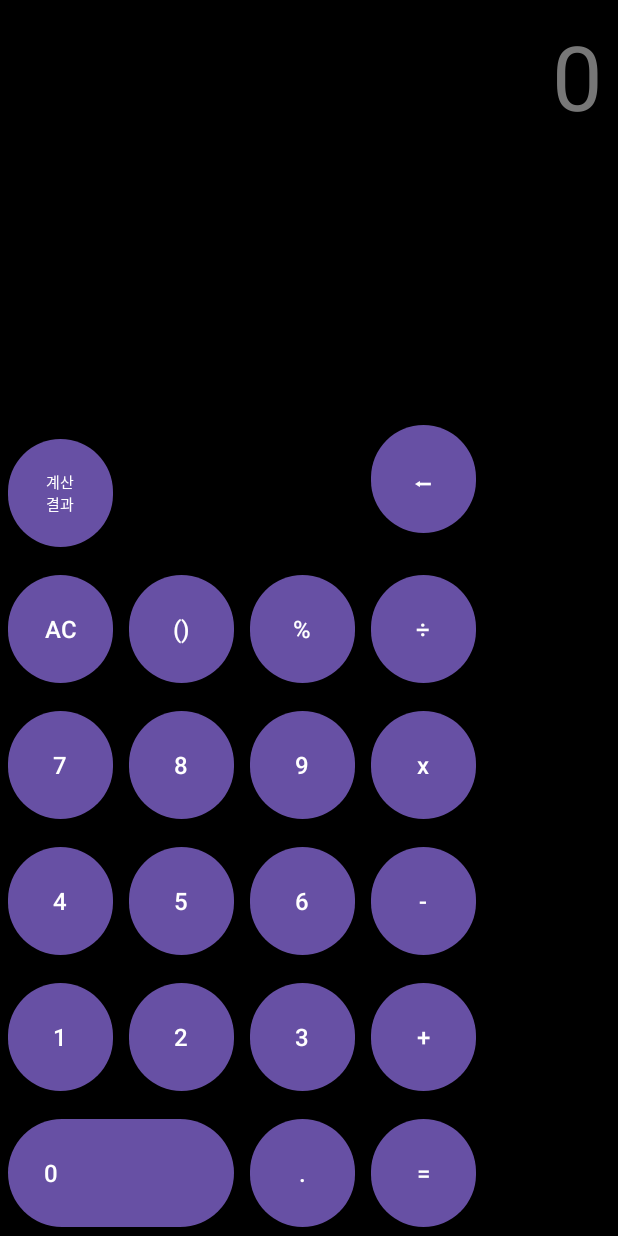
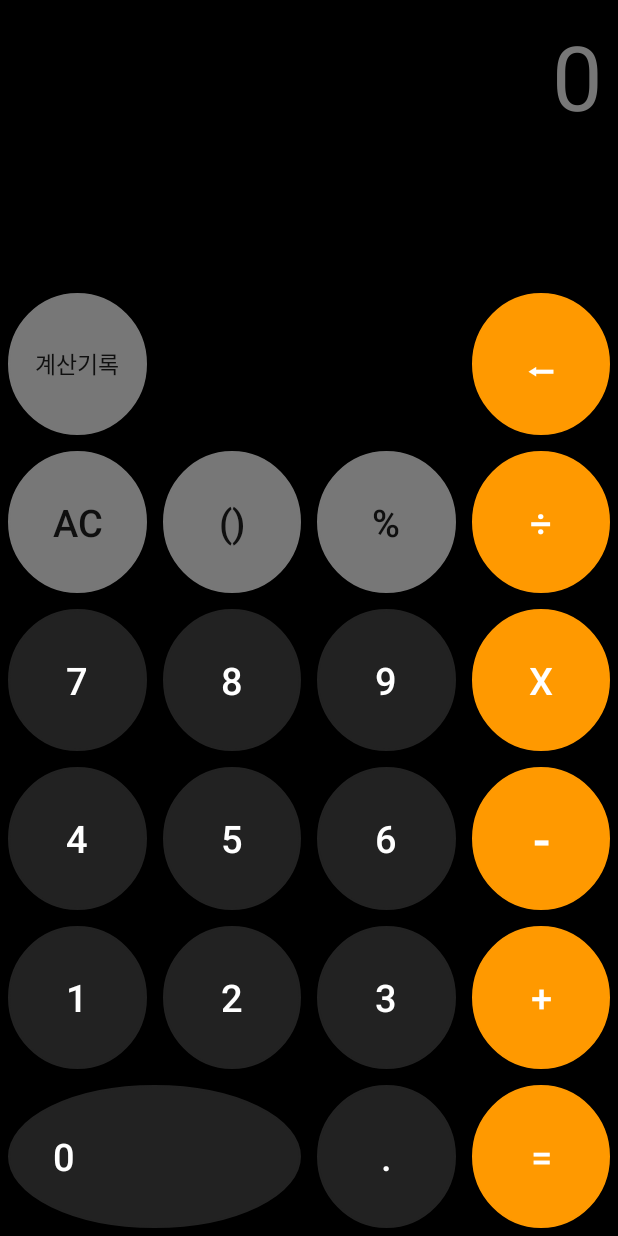
Before and after one commit to sacker419/calculate, an Android app: the layout activity_main.xml on its own in the app's theme, with its tools: preview values and no code run, on a phone screen of 412 x 824 dp. Run offline under Robolectric (Android 15) with nearby library versions, the phone set to English and light mode, and no system bars.

Commit message:
operClick ing line 132

```diff
--- a/app/src/main/java/com/example/calculate/MainActivity.kt
+++ b/app/src/main/java/com/example/calculate/MainActivity.kt
@@ -15,7 +15,7 @@ import java.util.*
 
 class MainActivity : AppCompatActivity() {
 
-    var inputDisplayArray = List<Any>(0) {}
+    var inputDisplayList = List<Any>(0) {}
     var stack = Stack<String>() // stack = []
 
     private lateinit var binding: ActivityMainBinding
@@ -93,53 +93,60 @@ class MainActivity : AppCompatActivity() {
         }
     }
     fun numClick(num: Int){
-        var lastElement = inputDisplayArray.lastOrNull()
-        if(inputDisplayArray.size < 11) {
+        var lastElement = inputDisplayList.lastOrNull()
+        if(inputDisplayList.size < 11) {
             binding.Input.textSize = 60f
-            if (lastElement != null) {
-                inputDisplayArray = inputDisplayArray.plus(num)
-                binding.Input.text = binding.Input.text.toString() + num
-            } else if (inputDisplayArray.size > 2) {
-                if (inputDisplayArray[0] == 0) {
-                    inputDisplayArray = inputDisplayArray.drop(1)
+            if (lastElement == null) {
+                inputDisplayList = inputDisplayList.plus(num)
+                binding.Input.text = inputDisplayList.joinToString("")
+            } else {
+                if (inputDisplayList.size < 2 && inputDisplayList[0] == 0) {
+                    inputDisplayList = inputDisplayList.drop(1)
                     binding.Input.text = binding.Input.text.drop(1)
-                    binding.Input.text = inputDisplayArray.joinToString("")
+                    binding.Input.text = inputDisplayList.joinToString("")
+                } else {
+//                inputDisplayList = inputDisplayList.dropLast(1)
+                    inputDisplayList = inputDisplayList.plus(num)
+                    binding.Input.text = binding.Input.text.toString() + num
                 }
-            } else {
-//                inputDisplayArray = inputDisplayArray.dropLast(1)
-                inputDisplayArray = inputDisplayArray.plus(num)
-                binding.Input.text = inputDisplayArray.joinToString("")
             }
-//                inputDisplayArray += num.toString()
+//                inputDisplayList += num.toString()
         } else {
             binding.Input.textSize = 45f
-            inputDisplayArray = inputDisplayArray.plus(num)
+            inputDisplayList = inputDisplayList.plus(num)
             binding.Input.text = binding.Input.text.toString() + num
         }
-//        var test = inputDisplayArray.size.toString()
+//        var test = inputDisplayList.size.toString()
 //        showToast(test)
     }
 
     fun operClick(oper: String){
-        var lastElement = inputDisplayArray.lastOrNull()
+        var lastElement = inputDisplayList.lastOrNull()
         if (lastElement != null) {
             if (lastElement is String) {
-                inputDisplayArray = inputDisplayArray.dropLast(1)
-                inputDisplayArray = inputDisplayArray.plus(oper)
-                binding.Input.text = inputDisplayArray.joinToString("")
-//                showToast(inputDisplayArray.size.toString())
+                inputDisplayList = inputDisplayList.dropLast(1)
+                inputDisplayList = inputDisplayList.plus(oper)
+                binding.Input.text = inputDisplayList.joinToString("")
+//                showToast(inputDisplayList.size.toString())
+
+                if (oper == ".") {
+
+                }
+
+
+
             } else if (lastElement is Int) {
                 binding.Input.text = binding.Input.text.toString() + oper
-                inputDisplayArray = inputDisplayArray.plus(oper)
-//                showToast(inputDisplayArray.size.toString())
+                inputDisplayList = inputDisplayList.plus(oper)
+//                showToast(inputDisplayList.size.toString())
                 stack.push(oper)
             } else {
                 showToast("error")
             }
         } else {
-            inputDisplayArray = inputDisplayArray.plus(0).plus(oper)
-            binding.Input.text = inputDisplayArray.joinToString("")
-//            showToast(inputDisplayArray.size.toString())
+            inputDisplayList = inputDisplayList.plus(0).plus(oper)
+            binding.Input.text = inputDisplayList.joinToString("")
+//            showToast(inputDisplayList.size.toString())
         }
     }
 
@@ -150,17 +157,18 @@ class MainActivity : AppCompatActivity() {
     }
 
     fun deleteClick(){
-        var lastElement = inputDisplayArray.lastOrNull()
+        var lastElement = inputDisplayList.lastOrNull()
         if (lastElement != null) {
-            inputDisplayArray = inputDisplayArray.dropLast(1)
-            binding.Input.text = inputDisplayArray.joinToString("")
+            inputDisplayList = inputDisplayList.dropLast(1)
+            binding.Input.text = inputDisplayList.joinToString("")
         }
     }
 
     fun acClick(){
         binding.Input.textSize = 60f
-        inputDisplayArray = List<Any>(0) {}
+        inputDisplayList = List<Any>(0) {}
         binding.Input.text = ""
+        binding.Result.text = ""
     }
 
     private fun showToast(message: String) {
--- a/app/src/main/res/drawable/shape_circle_button_orange.xml
+++ b/app/src/main/res/drawable/shape_circle_button_orange.xml
@@ -1,6 +1,6 @@
 <?xml version="1.0" encoding="utf-8"?>
 <shape xmlns:android="http://schemas.android.com/apk/res/android"
-    android:shape="oval">
+    android:shape="oval" >
 
     <solid android:color="@color/orange" />
     <stroke
--- a/app/src/main/res/layout/activity_main.xml
+++ b/app/src/main/res/layout/activity_main.xml
@@ -35,7 +35,7 @@
     <GridLayout
         android:layout_width="match_parent"
         android:layout_height="0dp"
-        android:layout_weight="6"
+        android:layout_weight="10"
         android:background="@color/black"
         android:columnCount="4"
         android:rowCount="6"
@@ -43,196 +43,274 @@
 
         <Button
             android:id="@+id/btnResult"
-            android:layout_width="70dp"
-            android:layout_height="80dp"
+            android:layout_width="0dp"
+            android:layout_height="0dp"
             android:layout_margin="5dp"
+            android:layout_columnWeight="1"
+            android:layout_rowWeight="1"
             android:onClick="resultClick"
-            android:text="계산결과"
-            android:textSize="10dp" />
+            android:background="@drawable/shape_circle_button_lightgray"
+            android:text="계산기록"
+            android:textSize="15sp" />
 
         <Button
             android:id="@+id/btnDelete"
-            android:layout_width="70dp"
-            android:layout_height="80dp"
+            android:layout_width="0dp"
+            android:layout_height="0dp"
+            android:layout_margin="5dp"
             android:layout_column="3"
-            android:layout_margin="5dp"
+            android:layout_columnWeight="1"
+            android:layout_rowWeight="1"
             android:onClick="DeleteClick"
+            android:background="@drawable/shape_circle_button_orange"
             android:text="⬅"
-            android:textSize="16dp"/>
+            android:textSize="25sp"
+            android:textColor="@color/white"/>
 
         <Button
             android:id="@+id/btnAC"
-            android:layout_width="70dp"
-            android:layout_height="80dp"
+            android:layout_width="0dp"
+            android:layout_height="0dp"
             android:layout_margin="5dp"
+            android:layout_columnWeight="1"
+            android:layout_rowWeight="1"
             android:onClick="AllClear"
+            android:background="@drawable/shape_circle_button_lightgray"
             android:text="AC"
-            android:textSize="16dp"/>
+            android:textSize="25sp"/>
 
         <Button
             android:id="@+id/btnBracket"
-            android:layout_width="70dp"
-            android:layout_height="80dp"
+            android:layout_width="0dp"
+            android:layout_height="0dp"
             android:layout_margin="5dp"
+            android:layout_columnWeight="1"
+            android:layout_rowWeight="1"
             android:onClick="bracket"
+            android:background="@drawable/shape_circle_button_lightgray"
             android:text="()"
-            android:textSize="16dp"/>
+            android:textSize="25sp"/>
 
         <Button
             android:id="@+id/btnPercent"
-            android:layout_width="70dp"
-            android:layout_height="80dp"
+            android:layout_width="0dp"
+            android:layout_height="0dp"
             android:layout_margin="5dp"
+            android:layout_columnWeight="1"
+            android:layout_rowWeight="1"
             android:onClick="percent"
+            android:background="@drawable/shape_circle_button_lightgray"
             android:text="%"
-            android:textSize="16dp"/>
+            android:textSize="25sp"/>
 
         <Button
             android:id="@+id/btnDevide"
-            android:layout_width="70dp"
-            android:layout_height="80dp"
+            android:layout_width="0dp"
+            android:layout_height="0dp"
             android:layout_margin="5dp"
+            android:layout_columnWeight="1"
+            android:layout_rowWeight="1"
             android:onClick="devide"
+            android:background="@drawable/shape_circle_button_orange"
             android:text="÷"
-            android:textSize="16dp"/>
+            android:textSize="25sp"
+            android:textColor="@color/white"/>
 
         <Button
             android:id="@+id/btnNum7"
-            android:layout_width="70dp"
-            android:layout_height="80dp"
+            android:layout_width="0dp"
+            android:layout_height="0dp"
             android:layout_margin="5dp"
+            android:layout_columnWeight="1"
+            android:layout_rowWeight="1"
             android:onClick="numClick"
+            android:background="@drawable/shape_circle_button"
             android:text="7"
-            android:textSize="16dp"/>
+            android:textSize="25sp"
+            android:textColor="@color/white"/>
 
         <Button
             android:id="@+id/btnNum8"
-            android:layout_width="70dp"
-            android:layout_height="80dp"
+            android:layout_width="0dp"
+            android:layout_height="0dp"
             android:layout_margin="5dp"
+            android:layout_columnWeight="1"
+            android:layout_rowWeight="1"
             android:onClick="numClick"
+            android:background="@drawable/shape_circle_button"
             android:text="8"
-            android:textSize="16dp"/>
+            android:textSize="25sp"
+            android:textColor="@color/white"/>
 
         <Button
             android:id="@+id/btnNum9"
-            android:layout_width="70dp"
-            android:layout_height="80dp"
+            android:layout_width="0dp"
+            android:layout_height="0dp"
             android:layout_margin="5dp"
+            android:layout_columnWeight="1"
+            android:layout_rowWeight="1"
             android:onClick="numClick"
+            android:background="@drawable/shape_circle_button"
             android:text="9"
-            android:textSize="16dp"/>
+            android:textSize="25sp"
+            android:textColor="@color/white"/>
 
         <Button
             android:id="@+id/btnMulti"
-            android:layout_width="70dp"
-            android:layout_height="80dp"
+            android:layout_width="0dp"
+            android:layout_height="0dp"
             android:layout_margin="5dp"
+            android:layout_columnWeight="1"
+            android:layout_rowWeight="1"
             android:onClick="Mulitply"
+            android:background="@drawable/shape_circle_button_orange"
             android:text="x"
-            android:textSize="16dp"/>
+            android:textSize="25sp"
+            android:textColor="@color/white"/>
 
         <Button
             android:id="@+id/btnNum4"
-            android:layout_width="70dp"
-            android:layout_height="80dp"
+            android:layout_width="0dp"
+            android:layout_height="0dp"
             android:layout_margin="5dp"
+            android:layout_columnWeight="1"
+            android:layout_rowWeight="1"
             android:onClick="numClick"
+            android:background="@drawable/shape_circle_button"
             android:text="4"
-            android:textSize="16dp"/>
+            android:textSize="25sp"
+            android:textColor="@color/white"/>
 
         <Button
             android:id="@+id/btnNum5"
-            android:layout_width="70dp"
-            android:layout_height="80dp"
+            android:layout_width="0dp"
+            android:layout_height="0dp"
             android:layout_margin="5dp"
+            android:layout_columnWeight="1"
+            android:layout_rowWeight="1"
             android:onClick="numClick"
+            android:background="@drawable/shape_circle_button"
             android:text="5"
-            android:textSize="16dp"/>
-
+            android:textSize="25sp"
+            android:textColor="@color/white"/>
         <Button
             android:id="@+id/btnNum6"
-            android:layout_width="70dp"
-            android:layout_height="80dp"
+            android:layout_width="0dp"
+            android:layout_height="0dp"
             android:layout_margin="5dp"
+            android:layout_columnWeight="1"
+            android:layout_rowWeight="1"
             android:onClick="numClick"
+            android:background="@drawable/shape_circle_button"
             android:text="6"
-            android:textSize="16dp"/>
+            android:textSize="25sp"
+            android:textColor="@color/white"/>
 
         <Button
         android:id="@+id/btnMinus"
-            android:layout_width="70dp"
-            android:layout_height="80dp"
+        android:layout_width="0dp"
+        android:layout_height="0dp"
         android:layout_margin="5dp"
+        android:layout_columnWeight="1"
+        android:layout_rowWeight="1"
         android:onClick="minus"
+        android:background="@drawable/shape_circle_button_orange"
         android:text="-"
-            android:textSize="16dp"/>
+        android:textSize="35sp"
+        android:textColor="@color/white"/>
 
         <Button
             android:id="@+id/btnNum1"
-            android:layout_width="70dp"
-            android:layout_height="80dp"
+            android:layout_width="0dp"
+            android:layout_height="0dp"
             android:layout_margin="5dp"
+            android:layout_columnWeight="1"
+            android:layout_rowWeight="1"
             android:onClick="numClick"
+            android:background="@drawable/shape_circle_button"
             android:text="1"
-            android:textSize="16dp"/>
+            android:textSize="25sp"
+            android:textColor="@color/white"/>
 
         <Button
             android:id="@+id/btnNum2"
-            android:layout_width="70dp"
-            android:layout_height="80dp"
+            android:layout_width="0dp"
+            android:layout_height="0dp"
             android:layout_margin="5dp"
+            android:layout_columnWeight="1"
+            android:layout_rowWeight="1"
             android:onClick="numClick"
+            android:background="@drawable/shape_circle_button"
             android:text="2"
-            android:textSize="16dp"/>
+            android:textSize="25sp"
+            android:textColor="@color/white"/>
 
         <Button
             android:id="@+id/btnNum3"
-            android:layout_width="70dp"
-            android:layout_height="80dp"
+            android:layout_width="0dp"
+            android:layout_height="0dp"
             android:layout_margin="5dp"
+            android:layout_columnWeight="1"
+            android:layout_rowWeight="1"
             android:onClick="numClick"
+            android:background="@drawable/shape_circle_button"
             android:text="3"
-            android:textSize="16dp"/>
+            android:textSize="25sp"
+            android:textColor="@color/white"/>
 
         <Button
             android:id="@+id/btnPLus"
-            android:layout_width="70dp"
-            android:layout_height="80dp"
+            android:layout_width="0dp"
+            android:layout_height="0dp"
             android:layout_margin="5dp"
+            android:layout_columnWeight="1"
+            android:layout_rowWeight="1"
             android:onClick="plus"
+            android:background="@drawable/shape_circle_button_orange"
             android:text="+"
-            android:textSize="16dp"/>
+            android:textSize="25sp"
+            android:textColor="@color/white"/>
 
         <Button
             android:id="@+id/btnNum0"
-            android:layout_width="70dp"
-            android:layout_height="80dp"
+            android:layout_width="0dp"
+            android:layout_height="0dp"
             android:layout_columnSpan="2"
-            android:layout_gravity="fill_horizontal"
             android:layout_margin="5dp"
             android:gravity="center_vertical"
+            android:layout_columnWeight="2"
+            android:layout_rowWeight="1"
             android:onClick="numClick"
-            android:text="0"
-            android:textSize="16dp"/>
+            android:background="@drawable/shape_circle_button"
+            android:text="     0"
+            android:textSize="25sp"
+            android:textColor="@color/white"/>
 
         <Button
             android:id="@+id/btnDot"
-            android:layout_width="70dp"
-            android:layout_height="80dp"
+            android:layout_width="0dp"
+            android:layout_height="0dp"
             android:layout_margin="5dp"
+            android:layout_columnWeight="1"
+            android:layout_rowWeight="1"
             android:onClick="dot"
+            android:background="@drawable/shape_circle_button"
             android:text="."
-            android:textSize="16dp"/>
+            android:textSize="25sp"
+            android:textColor="@color/white"/>
 
         <Button
             android:id="@+id/btnEqual"
-            android:layout_width="70dp"
-            android:layout_height="80dp"
+            android:layout_width="0dp"
+            android:layout_height="0dp"
             android:layout_margin="5dp"
+            android:layout_columnWeight="1"
+            android:layout_rowWeight="1"
             android:onClick="equal"
+            android:background="@drawable/shape_circle_button_orange"
             android:text="="
-            android:textSize="16dp"/>
+            android:textSize="25sp"
+            android:textColor="@color/white"/>
 
 
     </GridLayout>
--- a/app/src/main/res/values-night/themes.xml
+++ b/app/src/main/res/values-night/themes.xml
@@ -1,6 +1,6 @@
 <resources xmlns:tools="http://schemas.android.com/tools">
     <!-- Base application theme. -->
-    <style name="Base.Theme.Calculate" parent="Theme.Material3.DayNight.NoActionBar">
+    <style name="Base.Theme.Calculate" parent="Theme.AppCompat.DayNight.NoActionBar">
         <!-- Customize your dark theme here. -->
         <!-- <item name="colorPrimary">@color/my_dark_primary</item> -->
     </style>
--- a/app/src/main/res/values/themes.xml
+++ b/app/src/main/res/values/themes.xml
@@ -1,6 +1,6 @@
 <resources xmlns:tools="http://schemas.android.com/tools">
     <!-- Base application theme. -->
-    <style name="Base.Theme.Calculate" parent="Theme.Material3.DayNight.NoActionBar">
+    <style name="Base.Theme.Calculate" parent="Theme.AppCompat.DayNight.NoActionBar">
         <!-- Customize your light theme here. -->
         <!-- <item name="colorPrimary">@color/my_light_primary</item> -->
     </style>
```
Lines whose indentation alone changed are shown as unchanged.
